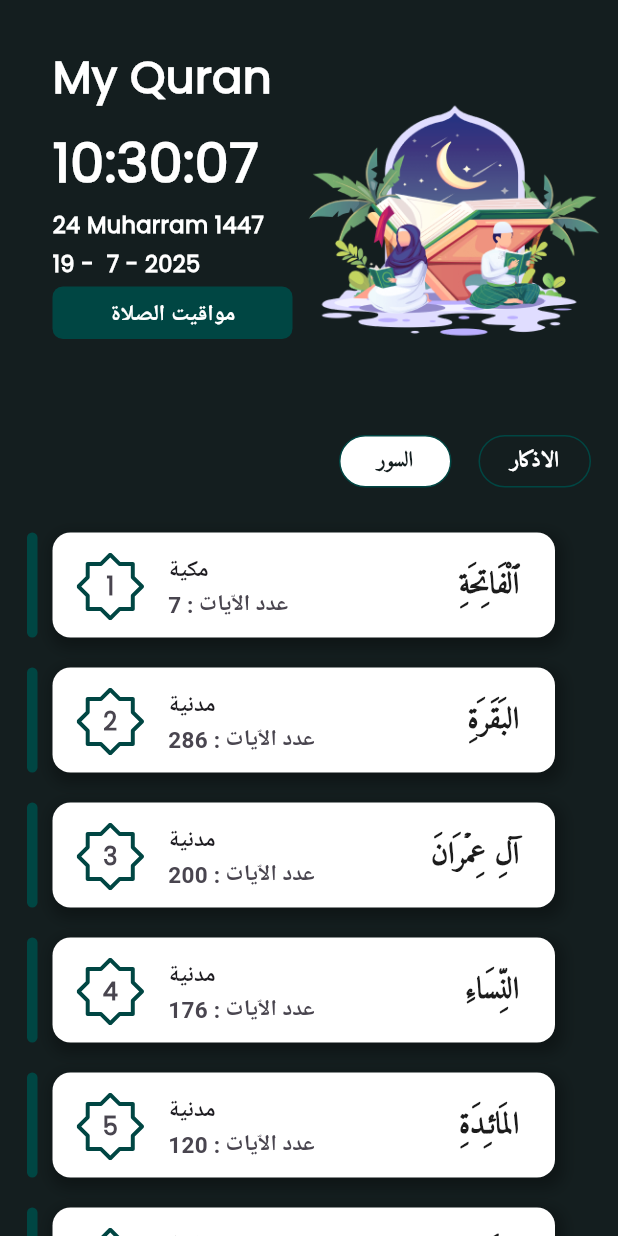
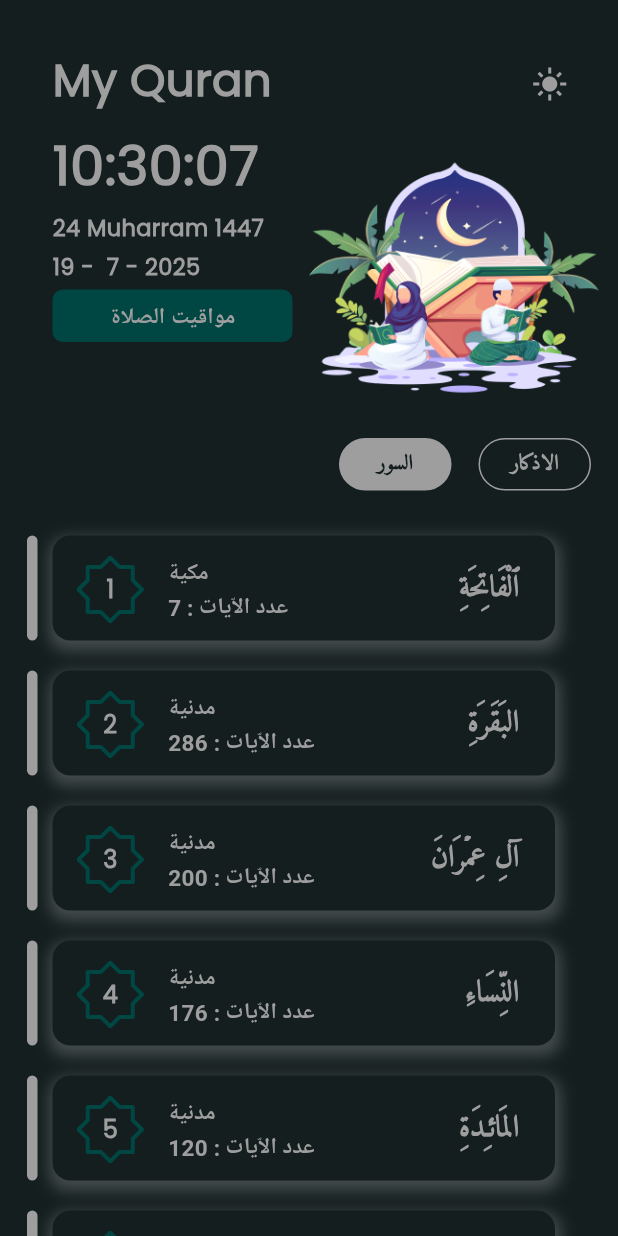
Before and after one commit to Ali-Ahmad-0/My-Quran, a Flutter app: the screen it shows after launch, on a phone screen of 412 x 824 dp. Run offline on Flutter 3.47's test engine with Material 3 defaults, Android fonts, the light colour scheme and no system bars; our stand-ins replace bloc, dio, flutter_bloc, flutter_svg, hijri; Roboto replaces fonts that are missing (amiri, poppins).

Commit message:
finish the dark mode feature

```diff
--- a/lib/constants/colors.dart
+++ b/lib/constants/colors.dart
@@ -3,4 +3,4 @@ import 'package:flutter/material.dart';
 Color ktextColor = Color(0xFF1C1C1C);
 Color kdarkColor = Color(0xff141E1F);
 Color kbackgroundColor = Color(0xFF004643);
-Color ksecondaryBackgroundColor = Color.fromARGB(255, 255, 255, 255);
+Color ksecondaryBackgroundColor = Colors.grey;
--- a/lib/views/athkar_screen.dart
+++ b/lib/views/athkar_screen.dart
@@ -4,23 +4,27 @@ import 'package:quran/constants/lists.dart';
 
 class AthkarScreen extends StatelessWidget {
   String keys;
-  AthkarScreen({super.key, required this.keys});
+  final bool isDark;
+  AthkarScreen({super.key, required this.keys, required this.isDark});
 
   @override
   Widget build(BuildContext context) {
     return Scaffold(
+      backgroundColor: isDark ? kdarkColor : ksecondaryBackgroundColor,
       appBar: AppBar(
-        backgroundColor: ksecondaryBackgroundColor,
+        backgroundColor: isDark ? kdarkColor : ksecondaryBackgroundColor,
         title: Text(
           keys,
           style: TextStyle(
-            color: kdarkColor,
+            color: isDark ? ksecondaryBackgroundColor : kdarkColor,
             fontSize: 24,
             fontWeight: FontWeight.bold,
             fontFamily: 'Amiri', // or 'Poppins', or remove for default
           ),
         ),
-        iconTheme: IconThemeData(color: kdarkColor), // for back button color
+        iconTheme: IconThemeData(
+          color: isDark ? ksecondaryBackgroundColor : kdarkColor,
+        ), // for back button color
         elevation: 0, // flat look, optional
       ),
       body: Expanded(
@@ -35,7 +39,7 @@ class AthkarScreen extends StatelessWidget {
                     leading: Text(
                       'التكرار : ${athkarMap[keys]![index]['counter']} ',
                       style: TextStyle(
-                        color: kdarkColor,
+                        color: isDark ? ksecondaryBackgroundColor : kdarkColor,
                         fontSize: 16,
                         fontWeight: FontWeight.bold,
                         fontFamily: 'Poppins',
@@ -47,6 +51,7 @@ class AthkarScreen extends StatelessWidget {
                         fontSize: 18,
                         fontFamily: 'amiri',
                         fontWeight: FontWeight.w500,
+                        color: isDark ? ksecondaryBackgroundColor : kdarkColor,
                       ),
                     ),
                   ),
@@ -58,7 +63,7 @@ class AthkarScreen extends StatelessWidget {
                         thickness: 1,
                         indent: MediaQuery.of(context).size.width * 0.1,
                         endIndent: MediaQuery.of(context).size.width * 0.1,
-                        color: ktextColor,
+                        color: isDark ? ksecondaryBackgroundColor : ktextColor,
                       ),
                       Image.asset('Assets/images/pattern.png', height: 30),
                     ],
--- a/lib/views/home_screen.dart
+++ b/lib/views/home_screen.dart
@@ -1,6 +1,7 @@
 import 'dart:async';
 
 import 'package:flutter/material.dart';
+import 'package:flutter/services.dart';
 import 'package:hijri/hijri_calendar.dart';
 import 'package:quran/constants/colors.dart';
 import 'package:quran/constants/lists.dart';
@@ -25,6 +26,7 @@ class _HomeScreenState extends State<HomeScreen> {
   DateTime dt = DateTime.now();
   bool isSelected = true;
   bool isSurah = true;
+  bool isDark = true;
 
   @override
   void initState() {
@@ -58,10 +60,11 @@ class _HomeScreenState extends State<HomeScreen> {
   @override
   Widget build(BuildContext context) {
     return Scaffold(
-      backgroundColor: kdarkColor,
-      body: Column(
+      backgroundColor: isDark ? kdarkColor : ksecondaryBackgroundColor,
+      body: Padding(
+        padding: const EdgeInsets.only(top: 12),
+        child: Column(
           children: [
-          SizedBox(height: 10),
             Container(
               height: 280,
               child: Row(
@@ -77,7 +80,9 @@ class _HomeScreenState extends State<HomeScreen> {
                         'My Quran',
                         style: TextStyle(
                           fontSize: 30,
-                        color: ksecondaryBackgroundColor,
+                          color: isDark
+                              ? ksecondaryBackgroundColor
+                              : kdarkColor,
                           fontWeight: FontWeight.bold,
                           fontFamily: 'poppins',
                         ),
@@ -91,7 +96,9 @@ class _HomeScreenState extends State<HomeScreen> {
                           fontSize: 36,
                           fontWeight: FontWeight.bold,
                           fontFamily: 'poppins',
-                        color: ksecondaryBackgroundColor,
+                          color: isDark
+                              ? ksecondaryBackgroundColor
+                              : kdarkColor,
                         ),
                       ),
                       SizedBox(height: 5),
@@ -102,7 +109,9 @@ class _HomeScreenState extends State<HomeScreen> {
                           fontSize: 15,
                           fontWeight: FontWeight.bold,
                           fontFamily: 'poppins',
-                        color: ksecondaryBackgroundColor,
+                          color: isDark
+                              ? ksecondaryBackgroundColor
+                              : kdarkColor,
                         ),
                       ),
                       SizedBox(height: 5),
@@ -112,7 +121,9 @@ class _HomeScreenState extends State<HomeScreen> {
                           fontSize: 15,
                           fontWeight: FontWeight.bold,
                           fontFamily: 'poppins',
-                        color: ksecondaryBackgroundColor,
+                          color: isDark
+                              ? ksecondaryBackgroundColor
+                              : kdarkColor,
                         ),
                       ),
                       SizedBox(height: 5),
@@ -155,12 +166,38 @@ class _HomeScreenState extends State<HomeScreen> {
                       SizedBox(height: 10),
                     ],
                   ),
+                  Column(
+                    crossAxisAlignment: CrossAxisAlignment.end,
+                    children: [
+                      SizedBox(height: 12),
+                      Padding(
+                        padding: const EdgeInsets.symmetric(horizontal: 5),
+                        child: Padding(
+                          padding: const EdgeInsets.all(8.0),
+                          child: IconButton(
+                            icon: Icon(
+                              isDark ? Icons.light_mode_sharp : Icons.dark_mode,
+                              size: 24,
+                              color: isDark
+                                  ? ksecondaryBackgroundColor
+                                  : kdarkColor,
+                            ),
+                            onPressed: () {
+                              setState(() {
+                                isDark = !isDark;
+                              });
+                            },
+                          ),
+                        ),
+                      ),
                       Image.asset(
                         (dt.hour > 19 || dt.hour < 5)
                             ? 'Assets/images/—Pngtree—hand drawn cartoon praying ramadan_5351151 1.png'
                             : 'Assets/images/image 4.png',
                         height: 200,
                         width: 200,
+                      ),
+                    ],
                   ),
                 ],
               ),
@@ -184,10 +221,19 @@ class _HomeScreenState extends State<HomeScreen> {
                         height: 35,
                         width: 75,
                         decoration: BoxDecoration(
-                        border: Border.all(color: kbackgroundColor, width: 1),
-                        color: isSelected
+                          border: Border.all(
+                            color: isDark
                                 ? ksecondaryBackgroundColor
                                 : kdarkColor,
+                            width: 1,
+                          ),
+                          color: isSelected
+                              ? isDark
+                                    ? ksecondaryBackgroundColor
+                                    : kdarkColor
+                              : isDark
+                              ? kdarkColor
+                              : ksecondaryBackgroundColor,
                           borderRadius: BorderRadiusDirectional.circular(20),
                         ),
                         child: Center(
@@ -195,8 +241,12 @@ class _HomeScreenState extends State<HomeScreen> {
                             'السور',
                             style: TextStyle(
                               color: isSelected
+                                  ? isDark
                                         ? kdarkColor
-                                : ksecondaryBackgroundColor,
+                                        : ksecondaryBackgroundColor
+                                  : isDark
+                                  ? ksecondaryBackgroundColor
+                                  : kdarkColor,
                               fontWeight: FontWeight.bold,
                               fontFamily: 'amiri',
                             ),
@@ -217,10 +267,19 @@ class _HomeScreenState extends State<HomeScreen> {
                       height: 35,
                       width: 75,
                       decoration: BoxDecoration(
-                      border: Border.all(color: kbackgroundColor, width: 1),
+                        border: Border.all(
+                          color: isDark
+                              ? ksecondaryBackgroundColor
+                              : kdarkColor,
+                          width: 1,
+                        ),
                         color: isSelected
+                            ? isDark
                                   ? kdarkColor
-                          : ksecondaryBackgroundColor,
+                                  : ksecondaryBackgroundColor
+                            : isDark
+                            ? ksecondaryBackgroundColor
+                            : kdarkColor,
                         borderRadius: BorderRadiusDirectional.circular(20),
                       ),
                       child: Center(
@@ -228,8 +287,12 @@ class _HomeScreenState extends State<HomeScreen> {
                           'الاذكار',
                           style: TextStyle(
                             color: isSelected
+                                ? isDark
                                       ? ksecondaryBackgroundColor
-                              : kdarkColor,
+                                      : kdarkColor
+                                : isDark
+                                ? kdarkColor
+                                : ksecondaryBackgroundColor,
                             fontWeight: FontWeight.bold,
                             fontFamily: 'amiri',
                           ),
@@ -247,6 +310,7 @@ class _HomeScreenState extends State<HomeScreen> {
 
                 itemBuilder: (context, index) {
                   return Surah_list_item(
+                    isDark,
                     Surahs[index].startPage!,
                     isSurah: isSurah,
                     isSurah ? Surahs[index].numberOfAyahs.toString() : '',
@@ -261,6 +325,7 @@ class _HomeScreenState extends State<HomeScreen> {
             ),
           ],
         ),
+      ),
     );
   }
 }
--- a/lib/views/salah_timetable.dart
+++ b/lib/views/salah_timetable.dart
@@ -157,6 +157,7 @@ class _SalahTimetableState extends State<SalahTimetable> {
                     Padding(
                       padding: const EdgeInsets.symmetric(horizontal: 30),
                       child: Form(
+                        key: formState,
                         child: TextFormField(
                           controller: _cityController,
                           textAlign: TextAlign.right,
@@ -182,9 +183,7 @@ class _SalahTimetableState extends State<SalahTimetable> {
                           cursorColor: Colors.white,
 
                           decoration: InputDecoration(
-
                             border: OutlineInputBorder(
-
                               borderRadius: BorderRadius.circular(18),
                             ),
 
--- a/lib/widgets/surahListItem.dart
+++ b/lib/widgets/surahListItem.dart
@@ -1,16 +1,23 @@
 import 'package:flutter/material.dart';
 import 'package:flutter_svg/flutter_svg.dart';
 import 'package:quran/constants/colors.dart'
-    show kbackgroundColor, kbuttonColor, ksecondtextColor, ktextColor;
+    show
+        kbackgroundColor,
+        kbuttonColor,
+        ksecondaryBackgroundColor,
+        ksecondtextColor,
+        ktextColor,
+        kdarkColor;
 import 'package:quran/views/athkar_screen.dart';
 import 'package:quran/views/ayahs_screen.dart';
 import 'package:quran/views/surah_content.dart';
 
 class Surah_list_item extends StatelessWidget {
   String name, revType, nOfSurahs, number;
-  bool isSurah;
+  bool isSurah, isDark;
   int startPage;
   Surah_list_item(
+    this.isDark,
     this.startPage,
     this.nOfSurahs,
     this.name,
@@ -30,7 +37,7 @@ class Surah_list_item extends StatelessWidget {
             MaterialPageRoute(
               builder: (context) => isSurah
                   ? SurahContent(startPage: startPage, surahName: name)
-                  : AthkarScreen(keys: name),
+                  : AthkarScreen(keys: name, isDark: isDark),
             ),
           );
         },
@@ -43,7 +50,7 @@ class Surah_list_item extends StatelessWidget {
                 width: 7,
                 decoration: BoxDecoration(
                   borderRadius: BorderRadius.circular(12),
-                  color: kbackgroundColor,
+                  color: isDark ? Colors.grey : kbackgroundColor,
                 ),
               ),
               SizedBox(width: 10),
@@ -51,23 +58,34 @@ class Surah_list_item extends StatelessWidget {
                 width: 335,
                 height: double.infinity,
                 decoration: BoxDecoration(
-                  color: Color.fromARGB(255, 255, 255, 255),
+                  color: isDark
+                      ? kdarkColor // match home screen dark background
+                      : ksecondaryBackgroundColor, // match home screen light background
                   borderRadius: BorderRadius.circular(12), // optional
                   boxShadow: [
                     BoxShadow(
-                      color: Colors.black.withOpacity(
-                        0.3,
-                      ), // shadow color with opacity
+                      color: isDark
+                          ? Colors.white.withOpacity(
+                              0.2,
+                            ) // subtle light shadow for dark mode
+                          : Colors.black.withOpacity(
+                              0.3,
+                            ), // subtle dark shadow for light mode
                       spreadRadius: 3, // how much the shadow spreads
                       blurRadius: 8, // how soft the shadow is
-                      offset: Offset(2, 4), // shadow position: x, y
+                      offset: Offset(1, 4), // shadow position: x, y
                     ),
                   ],
                 ),
                 child: ListTile(
                   leading: isSurah
-                      ? Leading(number: number)
-                      : Icon(Icons.arrow_back_ios_outlined),
+                      ? Leading(number: number, isDark: isDark)
+                      : Icon(
+                          Icons.arrow_back_ios_outlined,
+                          color: isDark
+                              ? ksecondaryBackgroundColor
+                              : ktextColor,
+                        ),
                   title: Container(
                     width: 10,
                     child: Text(
@@ -75,6 +93,7 @@ class Surah_list_item extends StatelessWidget {
                       style: TextStyle(
                         fontWeight: FontWeight.bold,
                         fontSize: 15,
+                        color: isDark ? ksecondaryBackgroundColor : ktextColor,
                       ),
                     ),
                   ),
@@ -84,6 +103,9 @@ class Surah_list_item extends StatelessWidget {
                           style: TextStyle(
                             fontWeight: FontWeight.bold,
                             fontSize: 15,
+                            color: isDark
+                                ? ksecondaryBackgroundColor
+                                : ktextColor,
                           ),
                         )
                       : SizedBox(),
@@ -92,7 +114,7 @@ class Surah_list_item extends StatelessWidget {
                     child: Text(
                       '$name',
                       style: TextStyle(
-                        color: ktextColor,
+                        color: isDark ? ksecondaryBackgroundColor : ktextColor,
                         fontSize: 20,
                         fontWeight: FontWeight.bold,
                         fontFamily: 'Amiri',
@@ -110,7 +132,8 @@ class Surah_list_item extends StatelessWidget {
 }
 
 class Leading extends StatelessWidget {
-  const Leading({super.key, required this.number});
+  final bool isDark;
+  const Leading({super.key, required this.number, required this.isDark});
 
   final String number;
 
@@ -134,6 +157,7 @@ class Leading extends StatelessWidget {
               fontSize: 16, // Adjust as needed
               fontWeight: FontWeight.bold,
               fontFamily: 'Poppins',
+              color: isDark ? ksecondaryBackgroundColor : ktextColor,
             ),
           ),
         ],
```
Lines whose indentation alone changed are shown as unchanged.
